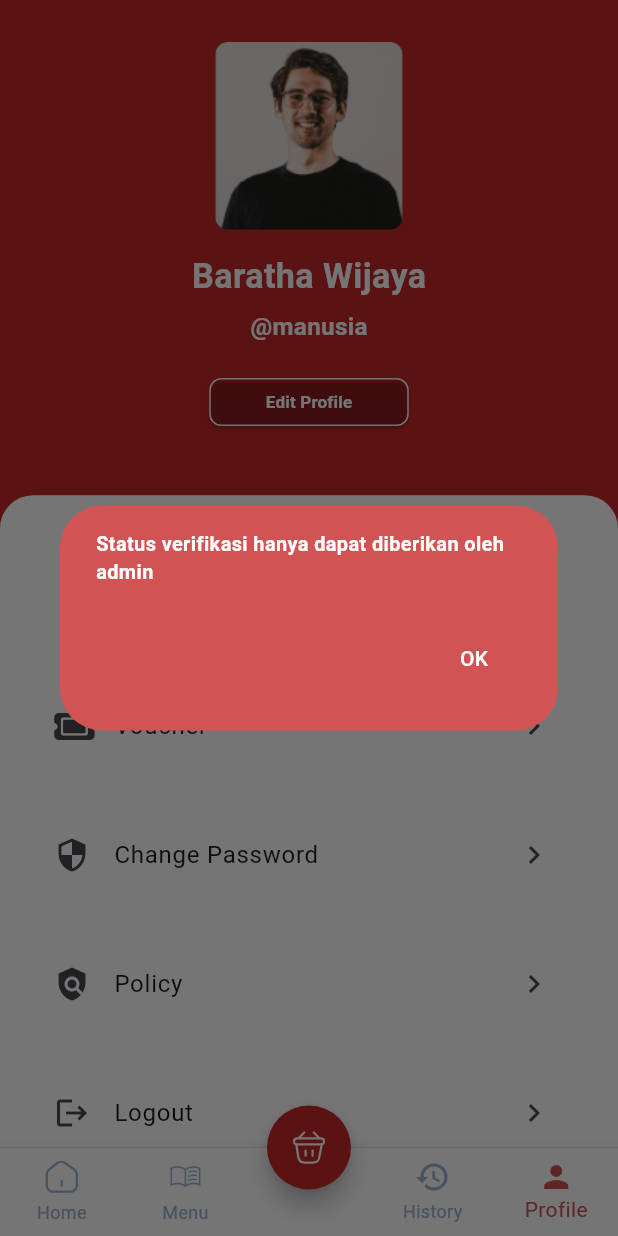
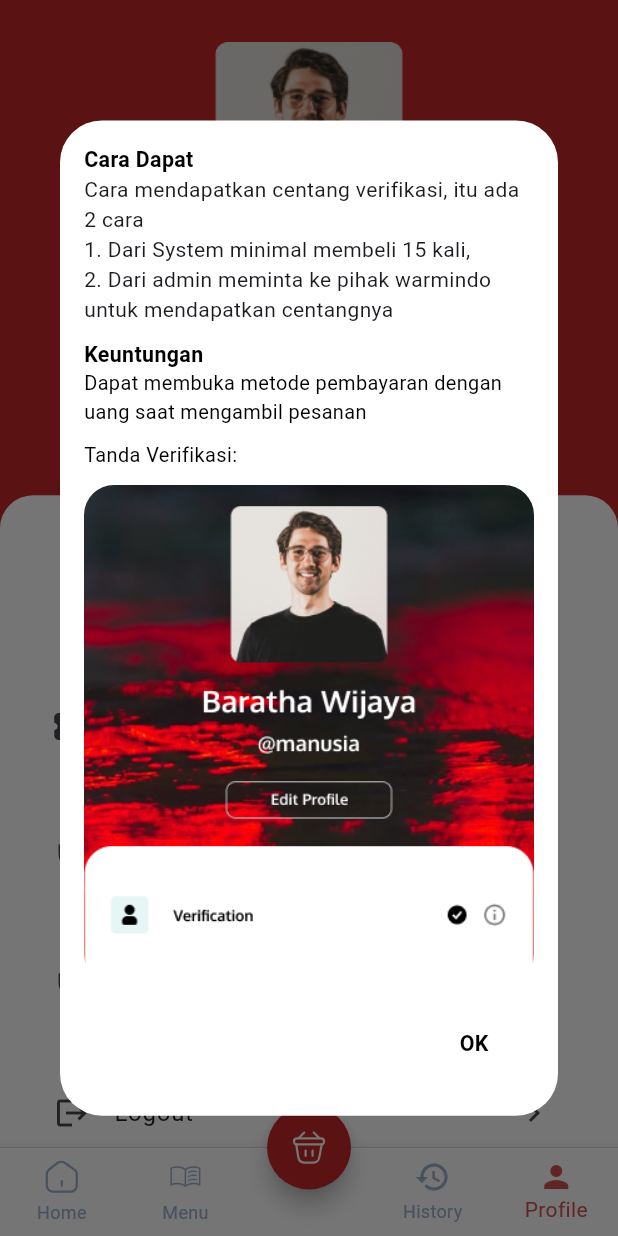
Before and after one commit to Shade2012/warmindo_user_ui, a Flutter app: the screen it shows after launch, item 5 of the bottom bar chosen, after a tap on "Veritification", on a phone screen of 412 x 824 dp. Run offline on Flutter 3.47's test engine with Material 3 defaults, Android fonts, the phone set to English and light mode, and no system bars; our stand-ins replace animated_custom_dropdown, carousel_slider, flutter_svg, font_awesome_flutter, get, google_fonts and 2 more; missing offline and left inert: dart:ffi; Roboto replaces fonts that are missing (Oxygen).

Commit message:
style:[S2/Damar]change voucher,verifikasi and change password

```diff
--- a/lib/pages/home_page/view/home_detaile_page.dart
+++ b/lib/pages/home_page/view/home_detaile_page.dart
@@ -1,4 +1,5 @@
 import 'package:flutter/material.dart';
+import 'package:intl/intl.dart';
 import 'package:warmindo_user_ui/utils/themes/textstyle_themes.dart';
 import 'package:warmindo_user_ui/widget/appBar.dart';
 import 'package:warmindo_user_ui/widget/reusable_card.dart';
@@ -15,8 +16,9 @@ class FilteredMenuPage extends StatelessWidget {
 
   @override
   Widget build(BuildContext context) {
+    final currencyFormat = NumberFormat.currency(locale: 'id_ID', symbol: 'Rp ', decimalDigits: 0);
     return Scaffold(
-      appBar: AppbarCustom(title:'Promo ${price}', style: headerRegularStyle,),
+      appBar: AppbarCustom(title:'Promo ${currencyFormat.format(price)}', style: headerRegularStyle,),
       body: SafeArea(
         child: GridView.builder(
           gridDelegate: SliverGridDelegateWithFixedCrossAxisCount(
--- a/lib/pages/voucher_page/view/voucher_page.dart
+++ b/lib/pages/voucher_page/view/voucher_page.dart
@@ -101,8 +101,7 @@ class VoucherPage extends StatelessWidget {
                     ),
                   ],
                 ),
-              ),
-              SizedBox(height: 20), // Spacing between elements
+              ), // Spacing between elements
               ElevatedButton(
                 onPressed: () {
                   showModalBottomSheet(
--- a/lib/utils/themes/image_themes.dart
+++ b/lib/utils/themes/image_themes.dart
@@ -21,4 +21,6 @@ class Images {
 
   static const String history = 'assets/images/orderComplete.png';
   static const String placeholder = 'assets/images/placeholder.png';
+  static const String exampleverfication2 = 'assets/images/exampleverfication2.png';
+
 }
--- a/lib/utils/themes/textstyle_themes.dart
+++ b/lib/utils/themes/textstyle_themes.dart
@@ -272,3 +272,9 @@ TextStyle menuPriceTextStyle = GoogleFonts.oxygen(
         color: primaryTextColor,
         fontWeight: FontWeight.w400,
         fontSize: figmaFontsize(16)));
+
+TextStyle regulerinfotext = GoogleFonts.oxygen(
+    textStyle: TextStyle(
+        color: primaryTextColor,
+        fontWeight: FontWeight.w400,
+        fontSize: figmaFontsize(14)));
--- a/lib/widget/popup_veritification.dart
+++ b/lib/widget/popup_veritification.dart
@@ -1,15 +1,48 @@
+import 'package:flutter/cupertino.dart';
 import 'package:flutter/material.dart';
 import 'package:warmindo_user_ui/utils/themes/color_themes.dart';
+import 'package:warmindo_user_ui/utils/themes/image_themes.dart';
 import 'package:warmindo_user_ui/utils/themes/textstyle_themes.dart';
 
 class VerificationStatusPopup extends StatelessWidget {
   @override
   Widget build(BuildContext context) {
     return AlertDialog(
-      backgroundColor: ColorResources.verifyStatus, // Warna latar belakang
-      content: Text(
-        "Status verifikasi hanya dapat diberikan oleh admin",
-        style: verifyStatusTextStyle, // Warna teks
+      backgroundColor: Colors.white, // Background color
+      contentPadding: EdgeInsets.zero,
+      content: SingleChildScrollView(
+        child: Column(
+          crossAxisAlignment: CrossAxisAlignment.start,
+          children: [
+            Padding(
+              padding: const EdgeInsets.all(16.0),
+              child: Column(
+                crossAxisAlignment: CrossAxisAlignment.start,
+                children: [
+                  Text(
+                    "Cara Dapat",
+                    style: boldTextStyle, // Text color
+                  ),
+                  Text('Cara mendapatkan centang verifikasi, itu ada 2 cara'),
+                  Text('1. Dari System minimal membeli 15 kali,'),
+                  Text('2. Dari admin meminta ke pihak warmindo untuk mendapatkan centangnya',maxLines: 3,),
+                  SizedBox(height: 10,),
+                  Text(
+                    "Keuntungan",
+                    style: boldTextStyle, // Text color
+                  ),
+                  Text("Dapat membuka metode pembayaran dengan uang saat mengambil pesanan",style: regulerinfotext,),
+                  SizedBox(height: 10,),
+                  Text("Tanda Verifikasi: ",style: regulerinfotext,),
+                  SizedBox(height: 10,),
+                  ClipRRect(
+                    borderRadius: BorderRadius.all(Radius.circular(20)),
+                      child: Image.asset(Images.exampleverfication2)),
+                ],
+              ),
+            ),
+          ],
+        ),
       ),
       actions: <Widget>[
         TextButton(
@@ -18,7 +51,7 @@ class VerificationStatusPopup extends StatelessWidget {
           },
           child: Text(
             "OK",
-            style: TextStyle(color: Colors.white), // Warna teks tombol
+            style: boldTextStyle, // Button text color
           ),
         ),
       ],
```
Also changed, not shown: lib/pages/change-password_page/view/change_pass_page.dart (+11 -1 lines), lib/utils/themes/buttonstyle_themes.dart (+13 -0 lines), lib/widget/voucher_bottom_sheet.dart (+8 -2 lines), assets/images/exampleverfication2.png (added).
